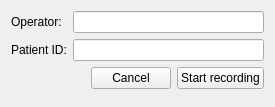
Before: the Qt Designer form src/ui/newrecording.ui in EuracBiomedicalResearch/DigitalSpiralography, drawn with Qt 5.
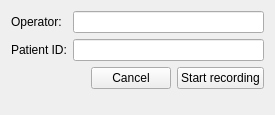
After: the same form once the commit is applied.

Commit message: recorder: remove minimum/maximum sizes in every form

The edit to the form file:
```diff
--- a/src/ui/newrecording.ui
+++ b/src/ui/newrecording.ui
@@ -7,21 +7,9 @@
     <x>0</x>
     <y>0</y>
     <width>275</width>
-    <height>107</height>
+    <height>115</height>
    </rect>
   </property>
-  <property name="minimumSize">
-   <size>
-    <width>275</width>
-    <height>107</height>
-   </size>
-  </property>
-  <property name="maximumSize">
-   <size>
-    <width>275</width>
-    <height>107</height>
-   </size>
-  </property>
   <property name="windowTitle">
    <string>New recording</string>
   </property>
```
The commit also changes 2 other files.
